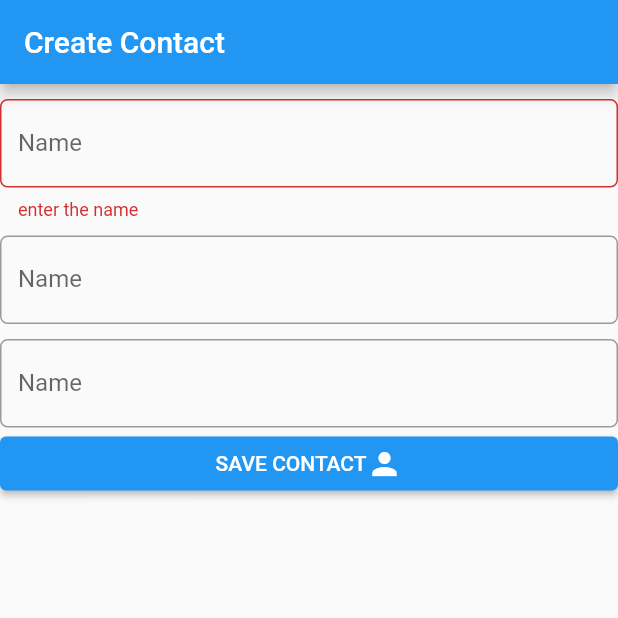
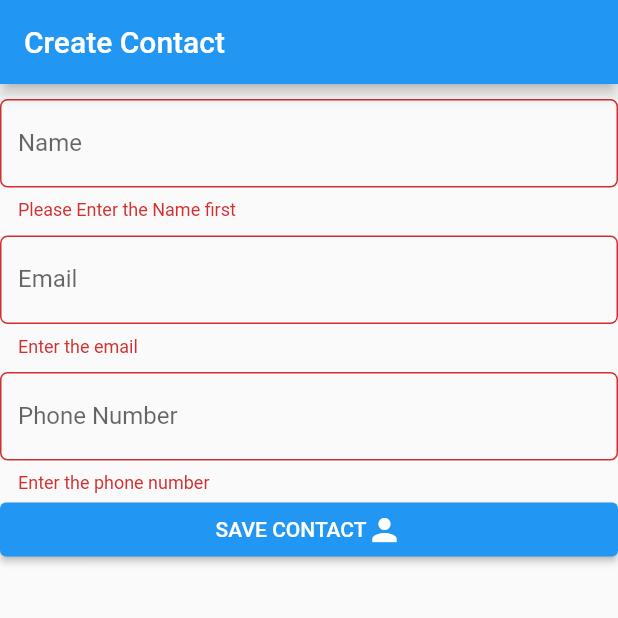
Before and after one commit to bEinG-RudY/catalog, a Flutter app: the screen it shows after launch, after a tap on "SAVE CONTACT", on a phone screen of 412 x 824 dp, the top half of it. Run offline on Flutter 3.47's test engine with Material 2 defaults, Android fonts, the phone set to English and light mode, and no system bars; our stand-ins replace faker.

Commit message:
form validation

```diff
--- a/lib/ui/contact/widget/contact_form.dart
+++ b/lib/ui/contact/widget/contact_form.dart
@@ -36,8 +36,9 @@ class _ContactFormState extends State<ContactForm> {
             ),
             TextFormField(
               onSaved: (value) => _email = value!,
+              validator: _validateEmail,
               decoration: InputDecoration(
-                  labelText: "Name",
+                  labelText: "Email",
                   border: OutlineInputBorder(
                       borderRadius: BorderRadius.circular(5))),
             ),
@@ -46,9 +47,9 @@ class _ContactFormState extends State<ContactForm> {
             ),
             TextFormField(
               onSaved: (value) => _phoneNumber = value!,
-              // validator: ,
+              validator: _validatePhoneNumber,
               decoration: InputDecoration(
-                  labelText: "Name",
+                  labelText: "Phone Number",
                   border: OutlineInputBorder(
                       borderRadius: BorderRadius.circular(5))),
             ),
@@ -67,9 +68,30 @@ class _ContactFormState extends State<ContactForm> {
         ));
   }
 
+  String? _validateEmail(value) {
+    final emailRegex = RegExp(
+        r"^[a-zA-Z0-9.!#$%&'*+\\/=?^_`{|}~-]+@[a-zA-Z0-9](?:[a-zA-Z0-9-]{0,253}[a-zA-Z0-9])?(?:\.[a-zA-Z0-9](?:[a-zA-Z0-9-]{0,253}[a-zA-Z0-9])?)*$");
+    if (value!.isEmpty) {
+      return "Enter the email";
+    } else if (!emailRegex.hasMatch(value)) {
+      return "Enter a valid email";
+    }
+    return null;
+  }
+
+  String? _validatePhoneNumber(value) {
+    final phoneRegex = RegExp(r'[!@#<>?":_`~;[\]\\|=+)(*&^%0-9-]');
+    if (value!.isEmpty) {
+      return "Enter the phone number";
+    } else if (!phoneRegex.hasMatch(value)) {
+      return "Enter a valid email";
+    }
+    return null;
+  }
+
   String? _validateName(value) {
     if (value.isEmpty) {
-      return "enter the name";
+      return "Please Enter the Name first";
     }
 
     return null;
```
